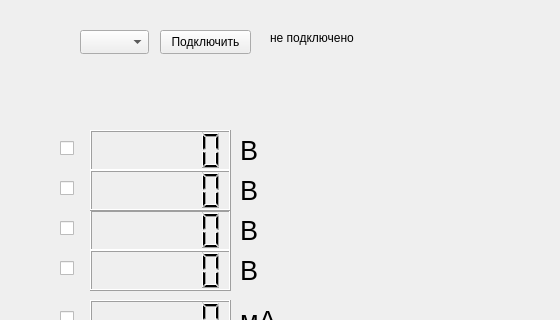
KejLater/lab_stand, file interface.ui: the form before one commit; both pictures show x 0 to 560 and y 0 to 320 of the 800 by 600 pixel window.
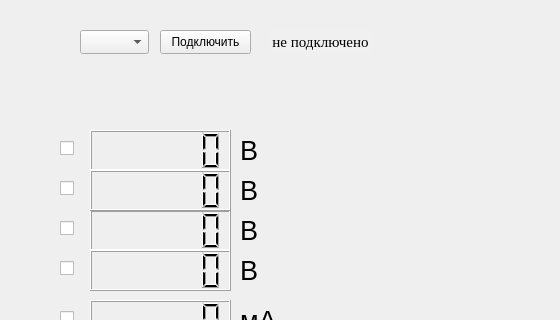
The form after the commit.

Commit message: Some working with absence of COM port added

What changed in the file:
```diff
--- a/interface.ui
+++ b/interface.ui
@@ -10,6 +10,11 @@
     <height>600</height>
    </rect>
   </property>
+  <property name="font">
+   <font>
+    <strikeout>false</strikeout>
+   </font>
+  </property>
   <property name="windowTitle">
    <string>MainWindow</string>
   </property>
@@ -379,12 +384,470 @@
       <x>270</x>
       <y>30</y>
       <width>101</width>
-      <height>16</height>
+      <height>24</height>
      </rect>
     </property>
+    <property name="palette">
+     <palette>
+      <active>
+       <colorrole role="WindowText">
+        <brush brushstyle="SolidPattern">
+         <color alpha="255">
+          <red>0</red>
+          <green>0</green>
+          <blue>0</blue>
+         </color>
+        </brush>
+       </colorrole>
+       <colorrole role="Button">
+        <brush brushstyle="SolidPattern">
+         <color alpha="255">
+          <red>255</red>
+          <green>0</green>
+          <blue>0</blue>
+         </color>
+        </brush>
+       </colorrole>
+       <colorrole role="Light">
+        <brush brushstyle="SolidPattern">
+         <color alpha="255">
+          <red>255</red>
+          <green>127</green>
+          <blue>127</blue>
+         </color>
+        </brush>
+       </colorrole>
+       <colorrole role="Midlight">
+        <brush brushstyle="SolidPattern">
+         <color alpha="255">
+          <red>255</red>
+          <green>63</green>
+          <blue>63</blue>
+         </color>
+        </brush>
+       </colorrole>
+       <colorrole role="Dark">
+        <brush brushstyle="SolidPattern">
+         <color alpha="255">
+          <red>127</red>
+          <green>0</green>
+          <blue>0</blue>
+         </color>
+        </brush>
+       </colorrole>
+       <colorrole role="Mid">
+        <brush brushstyle="SolidPattern">
+         <color alpha="255">
+          <red>170</red>
+          <green>0</green>
+          <blue>0</blue>
+         </color>
+        </brush>
+       </colorrole>
+       <colorrole role="Text">
+        <brush brushstyle="SolidPattern">
+         <color alpha="255">
+          <red>0</red>
+          <green>0</green>
+          <blue>0</blue>
+         </color>
+        </brush>
+       </colorrole>
+       <colorrole role="BrightText">
+        <brush brushstyle="SolidPattern">
+         <color alpha="255">
+          <red>255</red>
+          <green>255</green>
+          <blue>255</blue>
+         </color>
+        </brush>
+       </colorrole>
+       <colorrole role="ButtonText">
+        <brush brushstyle="SolidPattern">
+         <color alpha="255">
+          <red>0</red>
+          <green>0</green>
+          <blue>0</blue>
+         </color>
+        </brush>
+       </colorrole>
+       <colorrole role="Base">
+        <brush brushstyle="SolidPattern">
+         <color alpha="255">
+          <red>255</red>
+          <green>255</green>
+          <blue>255</blue>
+         </color>
+        </brush>
+       </colorrole>
+       <colorrole role="Window">
+        <brush brushstyle="SolidPattern">
+         <color alpha="255">
+          <red>255</red>
+          <green>0</green>
+          <blue>0</blue>
+         </color>
+        </brush>
+       </colorrole>
+       <colorrole role="Shadow">
+        <brush brushstyle="SolidPattern">
+         <color alpha="255">
+          <red>0</red>
+          <green>0</green>
+          <blue>0</blue>
+         </color>
+        </brush>
+       </colorrole>
+       <colorrole role="AlternateBase">
+        <brush brushstyle="SolidPattern">
+         <color alpha="255">
+          <red>255</red>
+          <green>127</green>
+          <blue>127</blue>
+         </color>
+        </brush>
+       </colorrole>
+       <colorrole role="ToolTipBase">
+        <brush brushstyle="SolidPattern">
+         <color alpha="255">
+          <red>255</red>
+          <green>255</green>
+          <blue>220</blue>
+         </color>
+        </brush>
+       </colorrole>
+       <colorrole role="ToolTipText">
+        <brush brushstyle="SolidPattern">
+         <color alpha="255">
+          <red>0</red>
+          <green>0</green>
+          <blue>0</blue>
+         </color>
+        </brush>
+       </colorrole>
+       <colorrole role="PlaceholderText">
+        <brush brushstyle="SolidPattern">
+         <color alpha="127">
+          <red>0</red>
+          <green>0</green>
+          <blue>0</blue>
+         </color>
+        </brush>
+       </colorrole>
+      </active>
+      <inactive>
+       <colorrole role="WindowText">
+        <brush brushstyle="SolidPattern">
+         <color alpha="255">
+          <red>0</red>
+          <green>0</green>
+          <blue>0</blue>
+         </color>
+        </brush>
+       </colorrole>
+       <colorrole role="Button">
+        <brush brushstyle="SolidPattern">
+         <color alpha="255">
+          <red>240</red>
+          <green>240</green>
+          <blue>240</blue>
+         </color>
+        </brush>
+       </colorrole>
+       <colorrole role="Light">
+        <brush brushstyle="SolidPattern">
+         <color alpha="255">
+          <red>255</red>
+          <green>255</green>
+          <blue>255</blue>
+         </color>
+        </brush>
+       </colorrole>
+       <colorrole role="Midlight">
+        <brush brushstyle="SolidPattern">
+         <color alpha="255">
+          <red>227</red>
+          <green>227</green>
+          <blue>227</blue>
+         </color>
+        </brush>
+       </colorrole>
+       <colorrole role="Dark">
+        <brush brushstyle="SolidPattern">
+         <color alpha="255">
+          <red>160</red>
+          <green>160</green>
+          <blue>160</blue>
+         </color>
+        </brush>
+       </colorrole>
+       <colorrole role="Mid">
+        <brush brushstyle="SolidPattern">
+         <color alpha="255">
+          <red>160</red>
+          <green>160</green>
+          <blue>160</blue>
+         </color>
+        </brush>
+       </colorrole>
+       <colorrole role="Text">
+        <brush brushstyle="SolidPattern">
+         <color alpha="255">
+          <red>0</red>
+          <green>0</green>
+          <blue>0</blue>
+         </color>
+        </brush>
+       </colorrole>
+       <colorrole role="BrightText">
+        <brush brushstyle="SolidPattern">
+         <color alpha="255">
+          <red>255</red>
+          <green>255</green>
+          <blue>255</blue>
+         </color>
+        </brush>
+       </colorrole>
+       <colorrole role="ButtonText">
+        <brush brushstyle="SolidPattern">
+         <color alpha="255">
+          <red>0</red>
+          <green>0</green>
+          <blue>0</blue>
+         </color>
+        </brush>
+       </colorrole>
+       <colorrole role="Base">
+        <brush brushstyle="SolidPattern">
+         <color alpha="255">
+          <red>255</red>
+          <green>255</green>
+          <blue>255</blue>
+         </color>
+        </brush>
+       </colorrole>
+       <colorrole role="Window">
+        <brush brushstyle="SolidPattern">
+         <color alpha="255">
+          <red>240</red>
+          <green>240</green>
+          <blue>240</blue>
+         </color>
+        </brush>
+       </colorrole>
+       <colorrole role="Shadow">
+        <brush brushstyle="SolidPattern">
+         <color alpha="255">
+          <red>105</red>
+          <green>105</green>
+          <blue>105</blue>
+         </color>
+        </brush>
+       </colorrole>
+       <colorrole role="AlternateBase">
+        <brush brushstyle="SolidPattern">
+         <color alpha="255">
+          <red>245</red>
+          <green>245</green>
+          <blue>245</blue>
+         </color>
+        </brush>
+       </colorrole>
+       <colorrole role="ToolTipBase">
+        <brush brushstyle="SolidPattern">
+         <color alpha="255">
+          <red>255</red>
+          <green>255</green>
+          <blue>220</blue>
+         </color>
+        </brush>
+       </colorrole>
+       <colorrole role="ToolTipText">
+        <brush brushstyle="SolidPattern">
+         <color alpha="255">
+          <red>0</red>
+          <green>0</green>
+          <blue>0</blue>
+         </color>
+        </brush>
+       </colorrole>
+       <colorrole role="PlaceholderText">
+        <brush brushstyle="SolidPattern">
+         <color alpha="128">
+          <red>0</red>
+          <green>0</green>
+          <blue>0</blue>
+         </color>
+        </brush>
+       </colorrole>
+      </inactive>
+      <disabled>
+       <colorrole role="WindowText">
+        <brush brushstyle="SolidPattern">
+         <color alpha="255">
+          <red>127</red>
+          <green>0</green>
+          <blue>0</blue>
+         </color>
+        </brush>
+       </colorrole>
+       <colorrole role="Button">
+        <brush brushstyle="SolidPattern">
+         <color alpha="255">
+          <red>255</red>
+          <green>0</green>
+          <blue>0</blue>
+         </color>
+        </brush>
+       </colorrole>
+       <colorrole role="Light">
+        <brush brushstyle="SolidPattern">
+         <color alpha="255">
+          <red>255</red>
+          <green>127</green>
+          <blue>127</blue>
+         </color>
+        </brush>
+       </colorrole>
+       <colorrole role="Midlight">
+        <brush brushstyle="SolidPattern">
+         <color alpha="255">
+          <red>255</red>
+          <green>63</green>
+          <blue>63</blue>
+         </color>
+        </brush>
+       </colorrole>
+       <colorrole role="Dark">
+        <brush brushstyle="SolidPattern">
+         <color alpha="255">
+          <red>127</red>
+          <green>0</green>
+          <blue>0</blue>
+         </color>
+        </brush>
+       </colorrole>
+       <colorrole role="Mid">
+        <brush brushstyle="SolidPattern">
+         <color alpha="255">
+          <red>170</red>
+          <green>0</green>
+          <blue>0</blue>
+         </color>
+        </brush>
+       </colorrole>
+       <colorrole role="Text">
+        <brush brushstyle="SolidPattern">
+         <color alpha="255">
+          <red>127</red>
+          <green>0</green>
+          <blue>0</blue>
+         </color>
+        </brush>
+       </colorrole>
+       <colorrole role="BrightText">
+        <brush brushstyle="SolidPattern">
+         <color alpha="255">
+          <red>255</red>
+          <green>255</green>
+          <blue>255</blue>
+         </color>
+        </brush>
+       </colorrole>
+       <colorrole role="ButtonText">
+        <brush brushstyle="SolidPattern">
+         <color alpha="255">
+          <red>127</red>
+          <green>0</green>
+          <blue>0</blue>
+         </color>
+        </brush>
+       </colorrole>
+       <colorrole role="Base">
+        <brush brushstyle="SolidPattern">
+         <color alpha="255">
+          <red>255</red>
+          <green>0</green>
+          <blue>0</blue>
+         </color>
+        </brush>
+       </colorrole>
+       <colorrole role="Window">
+        <brush brushstyle="SolidPattern">
+         <color alpha="255">
+          <red>255</red>
+          <green>0</green>
+          <blue>0</blue>
+         </color>
+        </brush>
+       </colorrole>
+       <colorrole role="Shadow">
+        <brush brushstyle="SolidPattern">
+         <color alpha="255">
+          <red>0</red>
+          <green>0</green>
+          <blue>0</blue>
+         </color>
+        </brush>
+       </colorrole>
+       <colorrole role="AlternateBase">
+        <brush brushstyle="SolidPattern">
+         <color alpha="255">
+          <red>245</red>
+          <green>245</green>
+          <blue>245</blue>
+         </color>
+        </brush>
+       </colorrole>
+       <colorrole role="ToolTipBase">
+        <brush brushstyle="SolidPattern">
+         <color alpha="255">
+          <red>255</red>
+          <green>255</green>
+          <blue>220</blue>
+         </color>
+        </brush>
+       </colorrole>
+       <colorrole role="ToolTipText">
+        <brush brushstyle="SolidPattern">
+         <color alpha="255">
+          <red>0</red>
+          <green>0</green>
+          <blue>0</blue>
+         </color>
+        </brush>
+       </colorrole>
+       <colorrole role="PlaceholderText">
+        <brush brushstyle="SolidPattern">
+         <color alpha="128">
+          <red>0</red>
+          <green>0</green>
+          <blue>0</blue>
+         </color>
+        </brush>
+       </colorrole>
+      </disabled>
+     </palette>
+    </property>
+    <property name="font">
+     <font>
+      <family>Times New Roman</family>
+      <pointsize>11</pointsize>
+      <strikeout>false</strikeout>
+     </font>
+    </property>
+    <property name="autoFillBackground">
+     <bool>true</bool>
+    </property>
     <property name="text">
      <string>не подключено</string>
     </property>
+    <property name="alignment">
+     <set>Qt::AlignCenter</set>
+    </property>
+    <property name="wordWrap">
+     <bool>false</bool>
+    </property>
    </widget>
   </widget>
   <widget class="QMenuBar" name="menubar">
```
The commit also changes 1 other file.
